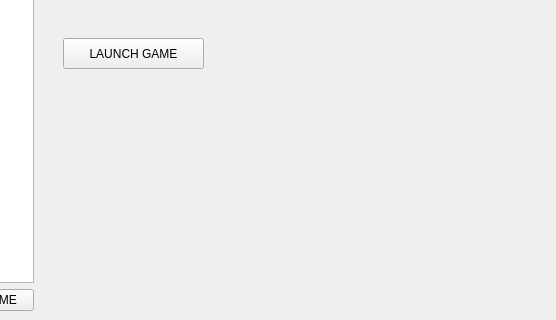
Before: the Qt Designer form Resource/UI/Library.ui in Proj-Ascension/Client, drawn with Qt 5; both pictures show x 231 to 787 and y 112 to 432 of the 787 by 432 pixel window.
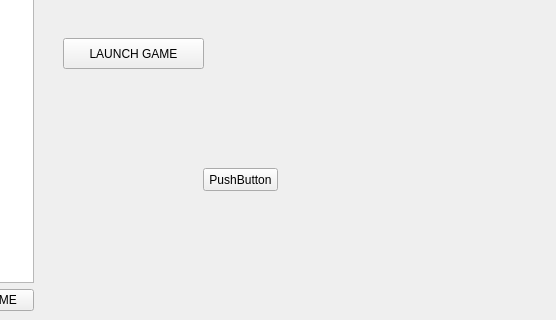
After: the same form once the commit is applied.

```diff
--- a/Resource/UI/Library.ui
+++ b/Resource/UI/Library.ui
@@ -121,6 +121,19 @@
          <string>LAUNCH GAME</string>
         </property>
        </widget>
+       <widget class="QPushButton" name="pushButton">
+        <property name="geometry">
+         <rect>
+          <x>160</x>
+          <y>280</y>
+          <width>75</width>
+          <height>23</height>
+         </rect>
+        </property>
+        <property name="text">
+         <string>PushButton</string>
+        </property>
+       </widget>
       </widget>
      </item>
     </layout>
```
